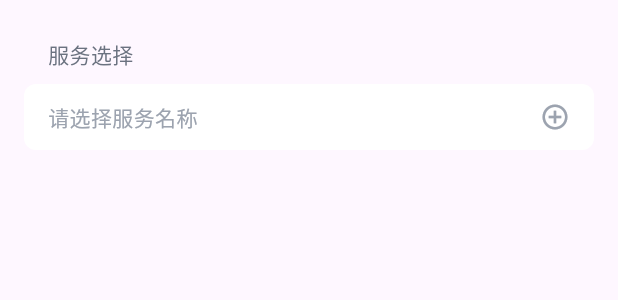
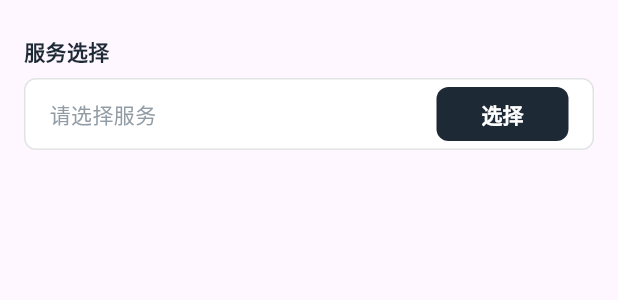
Before and after one commit to daylenjeez/subscription-manage-fe, a Flutter app: the CreateSubscriptionForm widget shown alone on an empty page, opened directly, on a phone screen of 412 x 824 dp. Shown: the top 300 px of the screen. Run offline on Flutter 3.47's test engine with Material 3 defaults, Android fonts, the phone set to English and light mode, and no system bars; our stand-ins replace dio, flutter_riverpod, go_router.

Commit message:
Enhance custom subscription form UI with refined styling and layout
- Update custom fields form with improved text styling and spacing
- Refactor server select field with new color scheme and button design
- Add consistent padding and border styles across form elements
- Improve text and hint color for better readability

```diff
--- a/lib/features/subscription/widgets/create_subscription_sheet/form.dart
+++ b/lib/features/subscription/widgets/create_subscription_sheet/form.dart
@@ -43,6 +43,7 @@ class _CreateSubscriptionFormState extends State<CreateSubscriptionForm> {
             onServerSelected: _handleServerSelected,
             serverId: _formData.id,
           ),
+          SizedBox(height: 16),
           if (_formData.isCustom) CustomFields(),
         ],
       ),
--- a/lib/features/subscription/widgets/create_subscription_sheet/form_fields/server_select_field.dart
+++ b/lib/features/subscription/widgets/create_subscription_sheet/form_fields/server_select_field.dart
@@ -1,6 +1,6 @@
 import 'package:flutter/material.dart';
 import 'package:subscription_app/features/subscription/widgets/service_select_sheet/service_list_sheet.dart';
-import '../../../../../shared/widgets/bottom_sheet.dart';
+import 'package:subscription_app/shared/widgets/bottom_sheet.dart';
 
 // 显示底部弹窗
 void _showServiceSelectSheet(
@@ -45,10 +45,13 @@ class ServerSelectField extends StatelessWidget {
       crossAxisAlignment: CrossAxisAlignment.start,
       children: [
         Container(
-          padding: EdgeInsets.symmetric(horizontal: 16, vertical: 10),
+          padding: EdgeInsets.symmetric(vertical: 8),
           child: Text(
             '服务选择',
-            style: TextStyle(fontSize: 14, color: Color(0xFF6B7280)),
+            style: TextStyle(
+                fontSize: 14,
+                color: Color(0xFF1E2936),
+                fontWeight: FontWeight.bold),
           ),
         ),
         InkWell(
@@ -56,31 +59,46 @@ class ServerSelectField extends StatelessWidget {
             _showServiceSelectSheet(context, onServerSelected);
           },
           child: Container(
-            height: 44,
+            height: 48,
             padding: EdgeInsets.symmetric(horizontal: 16),
             decoration: BoxDecoration(
               color: Colors.white,
               borderRadius: BorderRadius.circular(8),
+              border: Border.all(color: Color(0xFFE2E3E4)),
             ),
             child: Row(
               children: [
                 // 左侧文本
                 Expanded(
                   child: Text(
-                    '请选择服务名称',
+                    '请选择服务',
                     style: TextStyle(
                       fontSize: 14,
-                      color: Color(0xFF9CA3AF),
+                      color: Color(0xFF929CA5),
                     ),
                   ),
                 ),
                 // 右侧新增按钮
-                Container(
-                  margin: EdgeInsets.only(left: 8),
-                  child: Icon(
-                    Icons.add_circle_outline,
-                    size: 20,
-                    color: Color(0xFF9CA3AF),
+                IntrinsicWidth(
+                  child: MaterialButton(
+                    elevation: 0,
+                    hoverElevation: 0,
+                    focusElevation: 0,
+                    highlightElevation: 0,
+                    color: Color(0xFF1E2936),
+                    onPressed: () {},
+                    // padding: EdgeInsets.symmetric(horizontal: 8),
+                    // materialTapTargetSize: MaterialTapTargetSize.shrinkWrap,
+                    shape: RoundedRectangleBorder(
+                      borderRadius: BorderRadius.circular(8),
+                    ),
+                    child: Text(
+                      '选择',
+                      style: TextStyle(
+                          color: Colors.white,
+                          fontSize: 14,
+                          fontWeight: FontWeight.bold),
+                    ),
                   ),
                 ),
               ],
```
Also changed, not shown: lib/features/subscription/widgets/create_subscription_sheet/form_fields/custom_fields.dart (+89 -4 lines).
